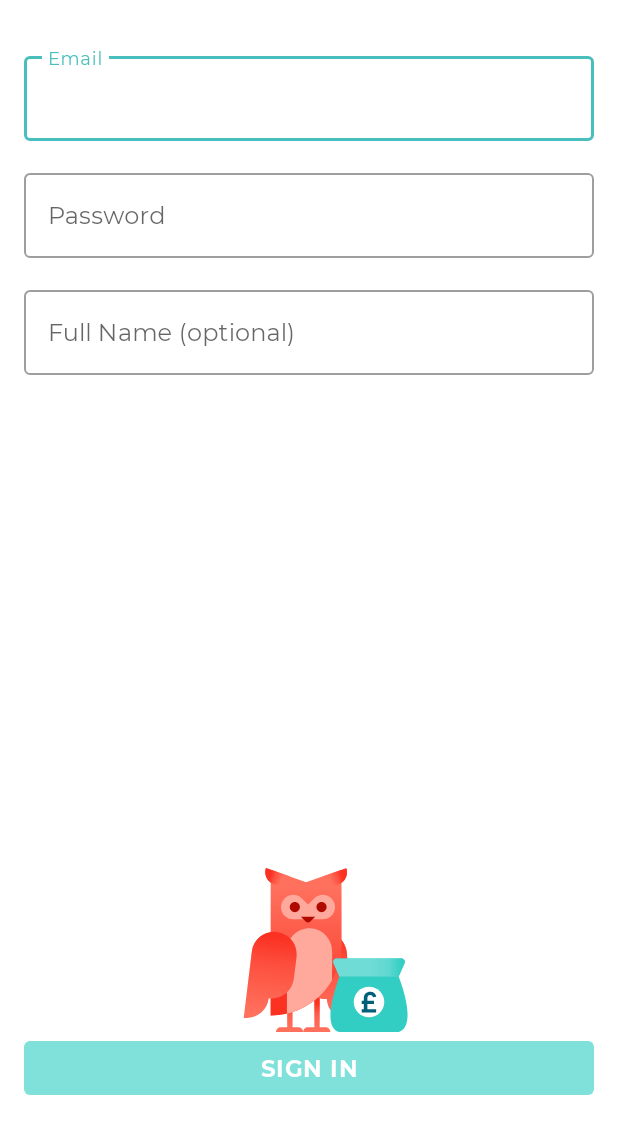
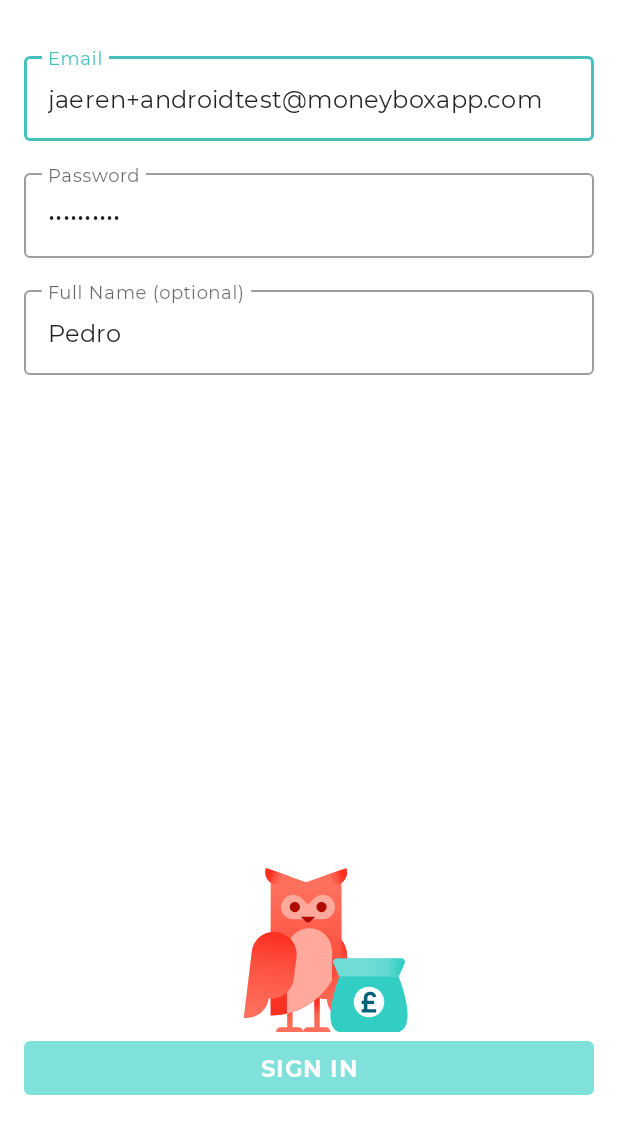
Before and after one commit to pedrodimoura/mini-money-box, an Android app: the screen it shows after launch (LoginActivity), on a phone screen of 412 x 824 dp, the part 108-1236 px from its top. Run offline under Robolectric (Android 15) with nearby library versions, the phone set to English and light mode, and no system bars; our stand-ins replace Dagger/Hilt's generated code; libraries missing offline, so code that uses them is left out: androidx.hilt, androidx.hilt.work; 1 statement that could not run was skipped.

Commit message:
Some fine adjustments on ripple color and logout redirection

```diff
--- a/app/src/main/java/com/example/minimoneybox/features/account/presentation/fragment/AccountFragment.kt
+++ b/app/src/main/java/com/example/minimoneybox/features/account/presentation/fragment/AccountFragment.kt
@@ -12,6 +12,7 @@ import com.example.minimoneybox.R
 import com.example.minimoneybox.common.presentation.binding.viewBinding
 import com.example.minimoneybox.common.presentation.fragment.onAction
 import com.example.minimoneybox.common.presentation.fragment.onStateChanged
+import com.example.minimoneybox.common.presentation.fragment.showSessionExpiredDialog
 import com.example.minimoneybox.databinding.FragmentAccountBinding
 import com.example.minimoneybox.features.account.domain.model.AccountInformation
 import com.example.minimoneybox.features.account.presentation.adapter.AccountItemDecoration
@@ -56,10 +57,7 @@ class AccountFragment : Fragment(R.layout.fragment_account) {
             when (action) {
                 is AccountAction.ShowAccountInformationOnUI -> showAccountInformationOnUI(action.accountInformation)
                 is AccountAction.OpenErrorScreen -> Log.i(TAG, "Error: ${action.message}")
-                is AccountAction.LogoutUser -> {
-                    requireActivity().finish()
-                    // TODO: Show Logout Dialog!!
-                }
+                is AccountAction.LogoutUser -> showSessionExpiredDialog()
             }
         }
     }
--- a/app/src/main/res/layout/fragment_account_item.xml
+++ b/app/src/main/res/layout/fragment_account_item.xml
@@ -7,7 +7,6 @@
     android:clickable="true"
     android:focusable="true"
     app:cardCornerRadius="8dp"
-    app:cardElevation="4dp"
     app:rippleColor="@color/aqua_ripple">
 
     <androidx.constraintlayout.widget.ConstraintLayout
--- a/app/src/main/res/layout/fragment_login.xml
+++ b/app/src/main/res/layout/fragment_login.xml
@@ -34,7 +34,8 @@
             android:hint="@string/prompt_email"
             android:inputType="textEmailAddress"
             android:maxLines="1"
-            android:singleLine="true" />
+            android:singleLine="true"
+            android:text="jaeren+androidtest@moneyboxapp.com" />
 
     </com.google.android.material.textfield.TextInputLayout>
 
@@ -57,7 +58,8 @@
             android:imeActionLabel="@string/action_sign_in_short"
             android:inputType="textPassword"
             android:maxLines="1"
-            android:singleLine="true" />
+            android:singleLine="true"
+            android:text="P455word12" />
 
     </com.google.android.material.textfield.TextInputLayout>
 
@@ -78,8 +80,10 @@
             android:layout_height="wrap_content"
             android:hint="@string/prompt_full_name"
             android:inputType="textPersonName"
+            android:maxLength="12"
             android:maxLines="1"
-            android:singleLine="true" />
+            android:singleLine="true"
+            android:text="Pedro" />
 
     </com.google.android.material.textfield.TextInputLayout>
 
--- a/app/src/main/res/navigation/login_nav_graph.xml
+++ b/app/src/main/res/navigation/login_nav_graph.xml
@@ -11,7 +11,9 @@
         tools:layout="@layout/fragment_login">
         <action
             android:id="@+id/fromFragmentLoginToAccountsActivity"
-            app:destination="@id/activityAccounts">
+            app:destination="@id/activityAccounts"
+            app:popUpTo="@navigation/login_nav_graph"
+            app:popUpToInclusive="true">
             <argument
                 android:name="name"
                 app:argType="string"
--- a/app/src/main/res/values/colors.xml
+++ b/app/src/main/res/values/colors.xml
@@ -8,6 +8,6 @@
     <color name="text_button_primary">@color/white</color>
     <color name="button_background">#00c2b5</color>
     <color name="aqua_50">#7F00c2b5</color>
-    <color name="aqua_ripple">#3400C2B5</color>
+    <color name="aqua_ripple">#1A00C2B5</color>
 
 </resources>
--- a/app/src/main/res/values/dimens.xml
+++ b/app/src/main/res/values/dimens.xml
@@ -5,6 +5,7 @@
     <dimen name="text_style_medium">15sp</dimen>
     <dimen name="line_height_button_primary">20sp</dimen>
     <dimen name="margin_default">16dp</dimen>
+    <dimen name="margin_32">32dp</dimen>
     <dimen name="margin_default_half">8dp</dimen>
 
 </resources>
--- a/app/src/main/res/values/strings.xml
+++ b/app/src/main/res/values/strings.xml
@@ -11,6 +11,11 @@
     <string name="password_error">Please enter a correct password</string>
     <string name="full_name_error">Please enter your full name</string>
     <string name="input_valid">Input is valid!</string>
+
+    <string name="session_expired_title">Session Expired</string>
+    <string name="session_expired_message">You have been out for a long time. Log in again</string>
+    <string name="session_expired_action_text">Back to Login</string>
+
     <!--    Lottie files-->
     <string name="lottie_owl_coin_shower">owl_coin_shower.json</string>
     <string name="lottie_loading">coin_loading.json</string>
```
Also changed, not shown: app/src/main/java/com/example/minimoneybox/common/presentation/fragment/FragmentExt.kt (+18 -0 lines), app/src/main/res/layout/fragment_account.xml (+5 -3 lines), app/src/main/res/navigation/account_nav_graph.xml (+11 -0 lines).
